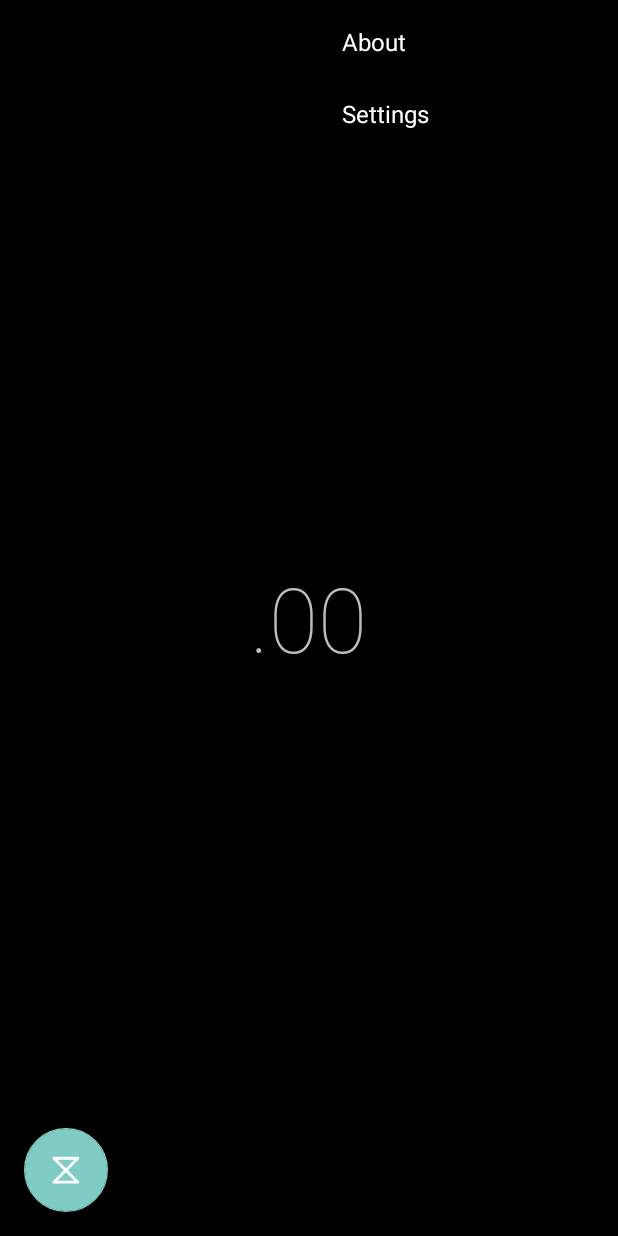
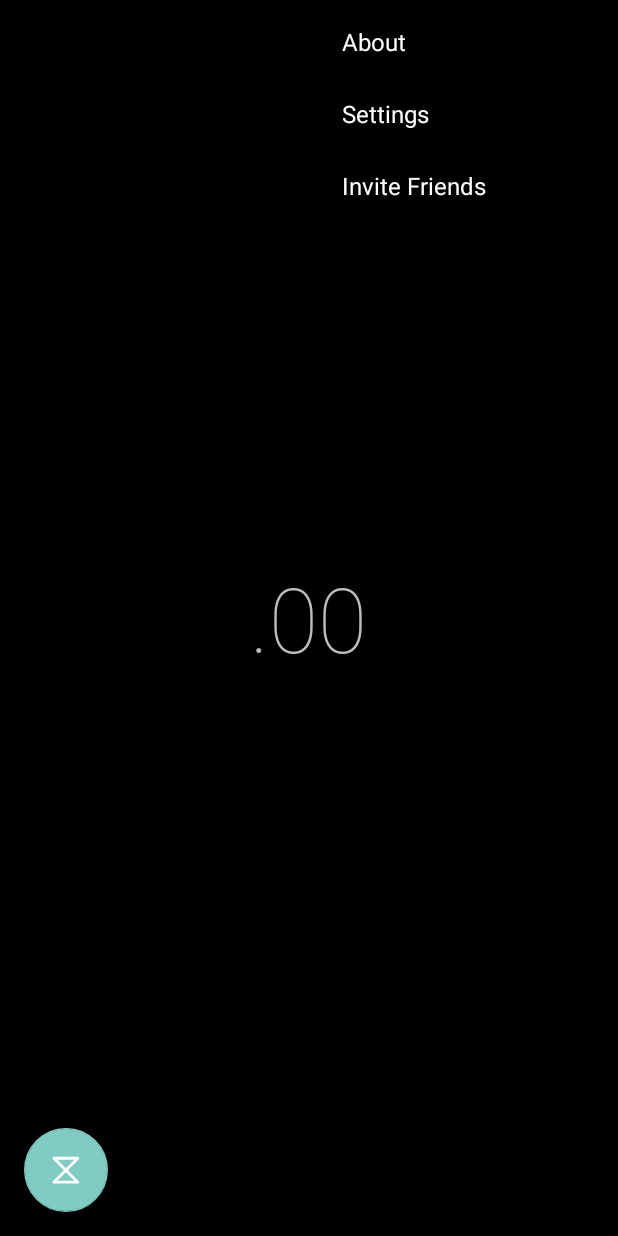
Before and after one commit to adrcotfas/Goodtime, an Android app: the TimerActivity screen opened directly, with no data from a screen before it, with the options menu open, on a phone screen of 412 x 824 dp. Run offline under Robolectric (Android 15) with nearby library versions, the phone set to English and light mode, and no system bars; 2 statements that could not run were skipped.

Commit message:
implement firebase invites p1

```diff
--- a/app/src/main/res/menu/menu_main.xml
+++ b/app/src/main/res/menu/menu_main.xml
@@ -4,12 +4,17 @@
     tools:context=".TimerActivity">
     <item
         android:id="@+id/action_about"
-        android:orderInCategory="100"
+        android:orderInCategory="1"
         android:title="@string/action_about"
         app:showAsAction="never" />
     <item
         android:id="@+id/action_settings"
-        android:orderInCategory="100"
+        android:orderInCategory="2"
         android:title="@string/action_settings"
         app:showAsAction="never" />
+    <item
+        android:id="@+id/action_invite"
+        android:orderInCategory="3"
+        android:title="@string/action_invite"
+        app:showAsAction="never" />
 </menu>
--- a/app/src/main/res/values/resources.xml
+++ b/app/src/main/res/values/resources.xml
@@ -10,6 +10,7 @@
     <string name="donation_1_dollar" translatable="false">$1</string>
     <string name="donation_3_dollars" translatable="false">$3</string>
     <string name="donation_5_dollars" translatable="false">$5</string>
+    <string name="invitation_custom_image" translatable="false"><![CDATA[https://firebasestorage.googleapis.com/v0/b/goodtime–4cc8d.appspot.com/o/Goodtime_FirebaseImg.png?alt=media&token=103a4294–f390–4a65–8fb0-b673d02cdbd1]]></string>
 
     <string-array name="donations">
         <item>@string/donation_1_dollar</item>
--- a/app/src/main/res/values/strings.xml
+++ b/app/src/main/res/values/strings.xml
@@ -1,6 +1,7 @@
 <resources>
   <string name="action_settings">Settings</string>
   <string name="action_about">About</string>
+  <string name="action_invite">Invite Friends</string>
   <string name="stop">STOP</string>
   <string name="pause">PAUSE</string>
   <string name="resume">RESUME</string>
@@ -59,4 +60,8 @@
   <string name="about_feedback">Send feedback</string>
   <string name="about_contributors">Contributors and licences</string>
   <string name="about_tour">Product tour</string>
+
+  <string name="invitation_title">Send app invitation</string>
+  <string name="invitation_cta">Install!</string>
+  <string name="invitation_message">Goodtime will help you use the Pomodoro technique</string>
 </resources>
```
Also changed, not shown: app/src/main/java/com/apps/adrcotfas/goodtime/TimerActivity.java (+19 -0 lines), 2 other files.
